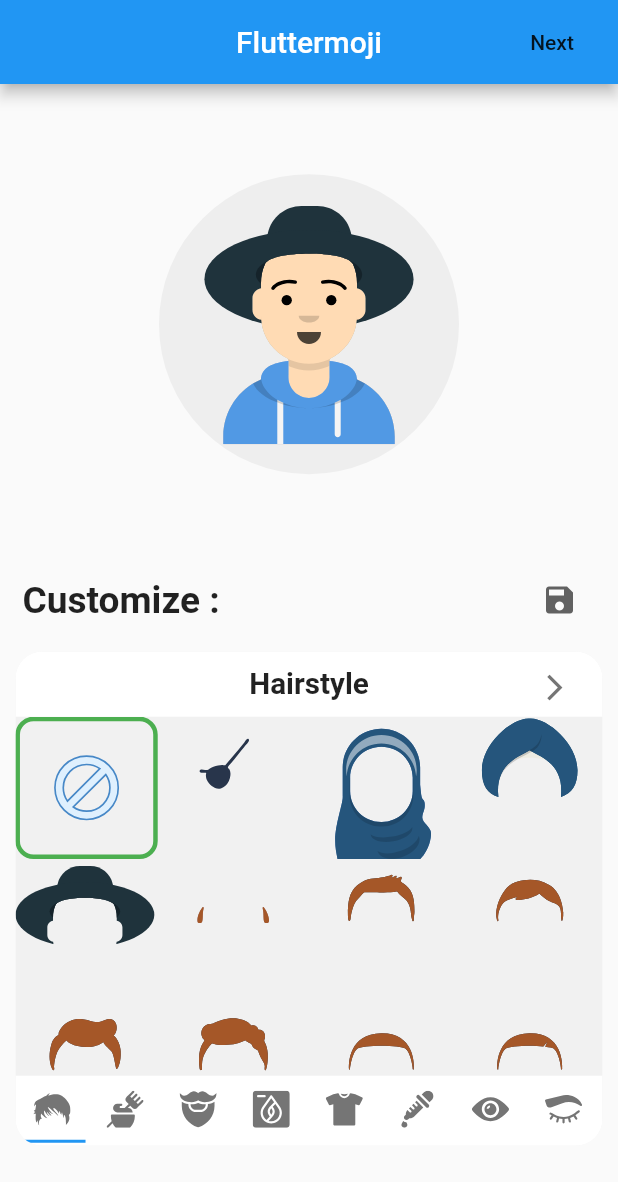
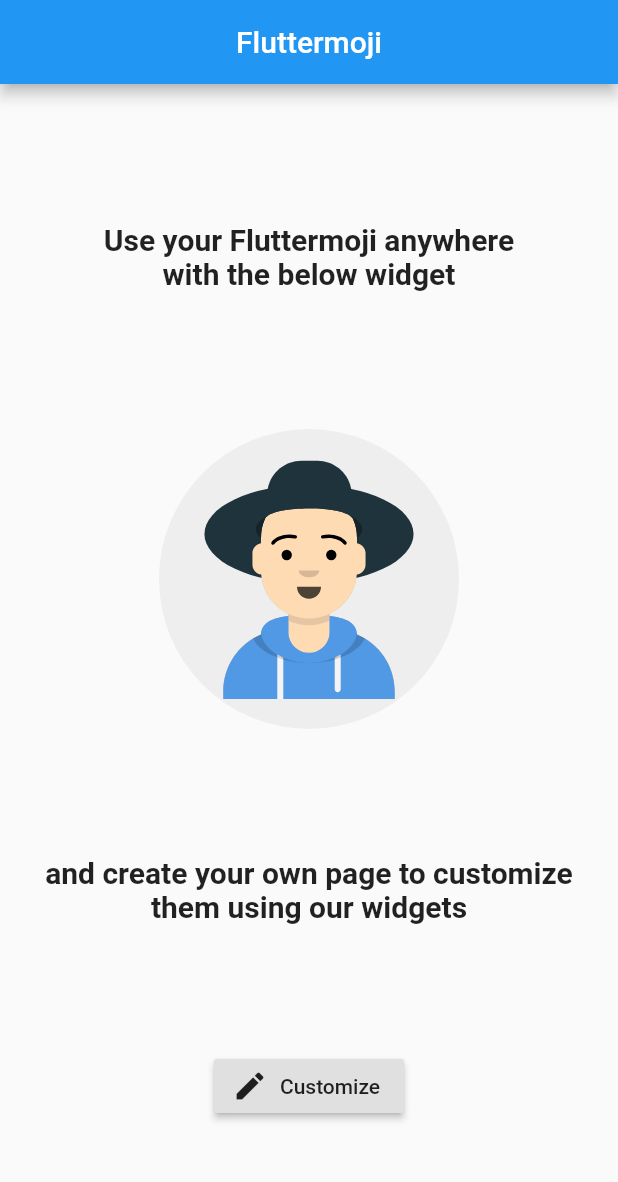
Before and after one commit to psk907/fluttermoji, a Flutter app: the screen it shows after launch, on a phone screen of 412 x 824 dp. Shown: the top 1182 px of the screen. Run offline on Flutter 3.47's test engine with Material 2 defaults, Android fonts, the phone set to English and light mode, and no system bars; our stand-ins replace flutter_svg, get, shared_preferences.

Commit message:
Added utility functions, updated CHANGELOG.md and converted example to stateless widget

```diff
--- a/example/lib/main.dart
+++ b/example/lib/main.dart
@@ -6,7 +6,6 @@
 }
 
 class MyApp extends StatelessWidget {
-  // This widget is the root of your application.
   @override
   Widget build(BuildContext context) {
     return MaterialApp(
@@ -19,41 +18,47 @@
   }
 }
 
-class MyHomePage extends StatefulWidget {
+class MyHomePage extends StatelessWidget {
   MyHomePage({Key key, this.title}) : super(key: key);
-
   final String title;
 
-  @override
-  _MyHomePageState createState() => _MyHomePageState();
-}
-
-class _MyHomePageState extends State<MyHomePage> {
   @override
   Widget build(BuildContext context) {
     return Scaffold(
       appBar: AppBar(
-        title: Text(widget.title),
+        title: Text(title),
         centerTitle: true,
-        actions: [
-          FlatButton(
-            child: Text("Next"),
-            onPressed: () {
-              Navigator.push(context,
-                  new MaterialPageRoute(builder: (context) => NewPage()));
-            },
-          )
-        ],
       ),
       body: Center(
         child: Column(
           mainAxisAlignment: MainAxisAlignment.spaceEvenly,
           children: <Widget>[
+            Padding(
+              padding: const EdgeInsets.all(16.0),
+              child: Text(
+                "Use your Fluttermoji anywhere\nwith the below widget",
+                style: TextStyle(fontWeight: FontWeight.w600, fontSize: 20),
+                textAlign: TextAlign.center,
+              ),
+            ),
             FluttermojiCircleAvatar(
               backgroundColor: Colors.grey[200],
               radius: 100,
             ),
-            FluttermojiCustomizer(),
+            Padding(
+              padding: const EdgeInsets.all(8.0),
+              child: Text(
+                "and create your own page to customize them using our widgets",
+                style: TextStyle(fontWeight: FontWeight.w600, fontSize: 20),
+                textAlign: TextAlign.center,
+              ),
+            ),
+            RaisedButton.icon(
+              icon: Icon(Icons.edit),
+              label: Text("Customize"),
+              onPressed: () => Navigator.push(context,
+                  new MaterialPageRoute(builder: (context) => NewPage())),
+            )
           ],
         ),
       ),
@@ -67,6 +72,7 @@
   @override
   Widget build(BuildContext context) {
     return Scaffold(
+      appBar: AppBar(),
       body: Center(
         child: Column(
           mainAxisAlignment: MainAxisAlignment.spaceEvenly,
@@ -76,9 +82,9 @@
               radius: 100,
             ),
             FluttermojiCustomizer(
-              // scaffoldHeight: 200,
-              // scaffoldWidth: 200,
-            ),
+                // scaffoldHeight: 200,
+                // scaffoldWidth: 200,
+                ),
           ],
         ),
       ),
--- a/lib/fluttermoji.dart
+++ b/lib/fluttermoji.dart
@@ -3,3 +3,4 @@
 export './fluttermojiCustomizer.dart';
 export './fluttermojiCircleAvatar.dart';
 export './fluttermojiController.dart';
+export './fluttermojiFunctions.dart';
--- a/lib/fluttermojiCircleAvatar.dart
+++ b/lib/fluttermojiCircleAvatar.dart
@@ -4,7 +4,7 @@
 import 'package:get/get.dart';
 import 'fluttermojiController.dart';
 
-/// This widget renders the Fluttermoji on screen
+/// This widget renders the Fluttermoji of the user on screen
 ///
 /// Accepts a [radius] which defaults to 75.0
 /// and a [backgroundColor] which defaults to blueAccent
--- a/lib/fluttermojiController.dart
+++ b/lib/fluttermojiController.dart
@@ -73,6 +73,8 @@
         'fluttermojiSelectedOptions', jsonEncode(selectedIndexes));
     update();
   }
+
+
 
   /// converts String that contains [Map<String,int>] to [String] fluttermoji
   String getFluttermojiFromOptions() {
--- a/lib/fluttermojiCustomizer.dart
+++ b/lib/fluttermojiCustomizer.dart
@@ -63,8 +63,8 @@
     //final double mediumfont = size.height * 0.038;
     List<Widget> attributeRows = new List<Widget>();
     List<Widget> navbarWidgets = new List<Widget>();
-    Color appbarcolor = (!isDarkMode) ? Colors.white : Colors.grey[600];
-    Color bgcolor = (!isDarkMode) ? Color(0xFFF1F1F1) : Colors.grey[800];
+    Color _appbarcolor = (!isDarkMode) ? Colors.white : Colors.grey[600];
+    Color _bgcolor = (!isDarkMode) ? Color(0xFFF1F1F1) : Colors.grey[800];
 
     attributes.forEach((attribute) {
       if (!fluttermojiController.selectedIndexes.containsKey(attribute.key)) {
@@ -95,7 +95,7 @@
           flex: 2,
           child: Container(
             width: double.infinity,
-            color: appbarcolor,
+            color: _appbarcolor,
 
             child: Center(
               child: Text(
@@ -177,13 +177,13 @@
                 borderRadius: BorderRadius.circular(18),
                 child: Scaffold(
                   key: ValueKey("Overview"),
-                  backgroundColor: bgcolor,
+                  backgroundColor: _bgcolor,
                   body: TabBarView(
                      // physics: PageScrollPhysics(),
                       controller: tabController,
                       children: attributeRows),
                   bottomNavigationBar: Container(
-                    color: appbarcolor, //Colors.grey[400],
+                    color: _appbarcolor, //Colors.grey[400],
                     child: TabBar(
                         controller: tabController,
                         isScrollable: true,
--- a/lib/fluttermoji_assets/clothes/clothes.dart
+++ b/lib/fluttermoji_assets/clothes/clothes.dart
@@ -1,3 +1,4 @@
+/// SVG strings and generators for Clothes
 class Clothes {
   static Map<String, dynamic> clotheColor = {
       "Black": "#262E33",
--- a/lib/fluttermoji_assets/face/eyebrow/eyebrow.dart
+++ b/lib/fluttermoji_assets/face/eyebrow/eyebrow.dart
@@ -1,3 +1,4 @@
+/// SVG strings for eyebrows
 Map<String, dynamic> eyebrow = {
   'Angry': '''
   <g
--- a/lib/fluttermoji_assets/face/eyes/eyes.dart
+++ b/lib/fluttermoji_assets/face/eyes/eyes.dart
@@ -1,3 +1,4 @@
+/// SVG strings for eyes
 Map<String, dynamic> eyes = {
   'Close': '''
   <g
--- a/lib/fluttermoji_assets/face/mouth/mouth.dart
+++ b/lib/fluttermoji_assets/face/mouth/mouth.dart
@@ -1,5 +1,4 @@
-const String mask1 = "react-mask-jbgysq";
-const String filter1 = "react-filter-uyrew";
+/// SVG strings for mouths
 Map<String, dynamic> mouth = {
   "Concerned": '''
         <g id="Mouth/Concerned" transform="translate(2.000000, 52.000000)">
--- a/lib/fluttermoji_assets/face/nose/nose.dart
+++ b/lib/fluttermoji_assets/face/nose/nose.dart
@@ -1,3 +1,4 @@
+/// SVG strings for the nose
 Map<String, dynamic> nose = {
   'Default': '''
   <g id="Nose/Default" transform="translate(28.000000, 40.000000)" opacity="0.16">
--- a/lib/fluttermoji_assets/fluttermojimodel.dart
+++ b/lib/fluttermoji_assets/fluttermojimodel.dart
@@ -1,5 +1,5 @@
 import 'package:flutter/foundation.dart';
-
+/// Maps attribute keys to the attribute value list
 final Map<String, FluttermojiPropertyItem> fluttermojiProperties = {
   "style" :  FluttermojiPropertyItem(title:"Style",property:FluttermojiStyle ),
   "topType": FluttermojiPropertyItem(title: "Hair", property: TopType),
--- a/lib/fluttermoji_assets/skin.dart
+++ b/lib/fluttermoji_assets/skin.dart
@@ -1,3 +1,4 @@
+/// SVG strings for skin colours
 const Map<String,dynamic> skin={
   'Tanned':'''
   <g id="Skin/Tanned" mask="url(#mask-6)" fill="#FD9841">
--- a/lib/fluttermoji_assets/style.dart
+++ b/lib/fluttermoji_assets/style.dart
@@ -1,3 +1,4 @@
+/// SVG strings for style of avatar
 const fluttermojiStyle = {
   "Transparent": "",
   "Circle": '''
--- a/lib/fluttermoji_assets/top/facialHair/facialHair.dart
+++ b/lib/fluttermoji_assets/top/facialHair/facialHair.dart
@@ -1,3 +1,4 @@
+/// SVG strings and generators for facial hair
 class FacialHair {
   static Map<String, dynamic> facialHairColor = {
       'Auburn': "#A55728",
--- a/lib/fluttermoji_assets/top/hairStyles/hairStyle.dart
+++ b/lib/fluttermoji_assets/top/hairStyles/hairStyle.dart
@@ -1,3 +1,4 @@
+/// SVG strings and generators for hairstyle
 class HairStyle{
 static Map<String,dynamic> hairColor={
 'Auburn':"#A55728",
--- a/pubspec.yaml
+++ b/pubspec.yaml
@@ -1,6 +1,6 @@
 name: fluttermoji
-description: A light-weight and highly customizable SVG graphic set for Flutter, which provides a customizer widget and a circle avatar.
-version: 0.0.2
+description: A light-weight and highly customizable SVG graphic set for Flutter, which provides a Customizer Widget, CircleAvatar and other utility functions.
+version: 0.1.0
 # author: Suraj Kumar
 homepage: https://github.com/psk907/fluttermoji
 
```
Also changed, not shown: lib/fluttermojiFunctions.dart (added, +163 -0 lines), lib/fluttermoji_assets/top/accessories/accessories.dart (+1 -6 lines), example/pubspec.lock, 1 other file.
